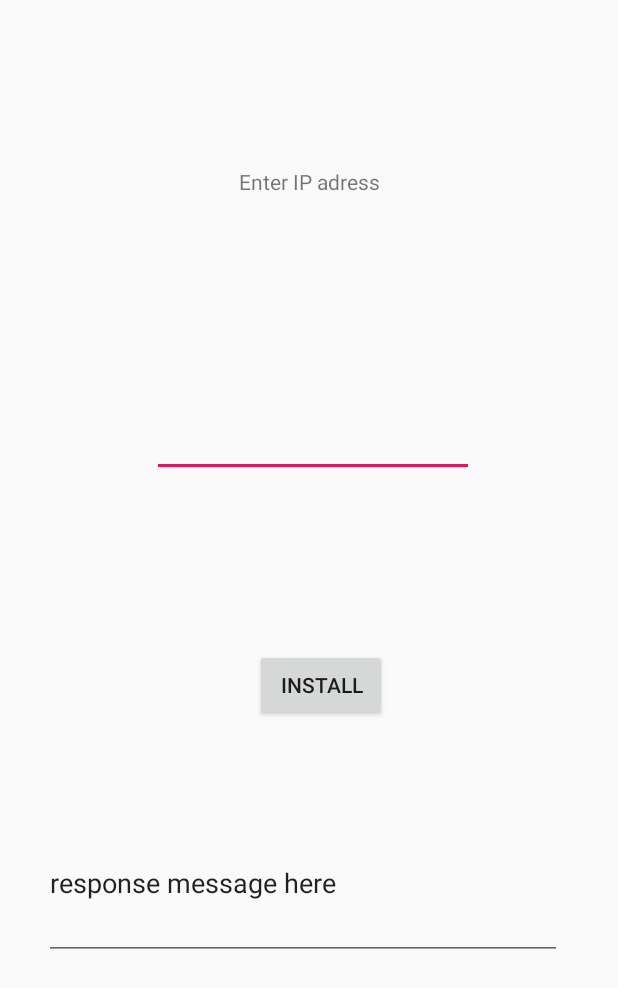
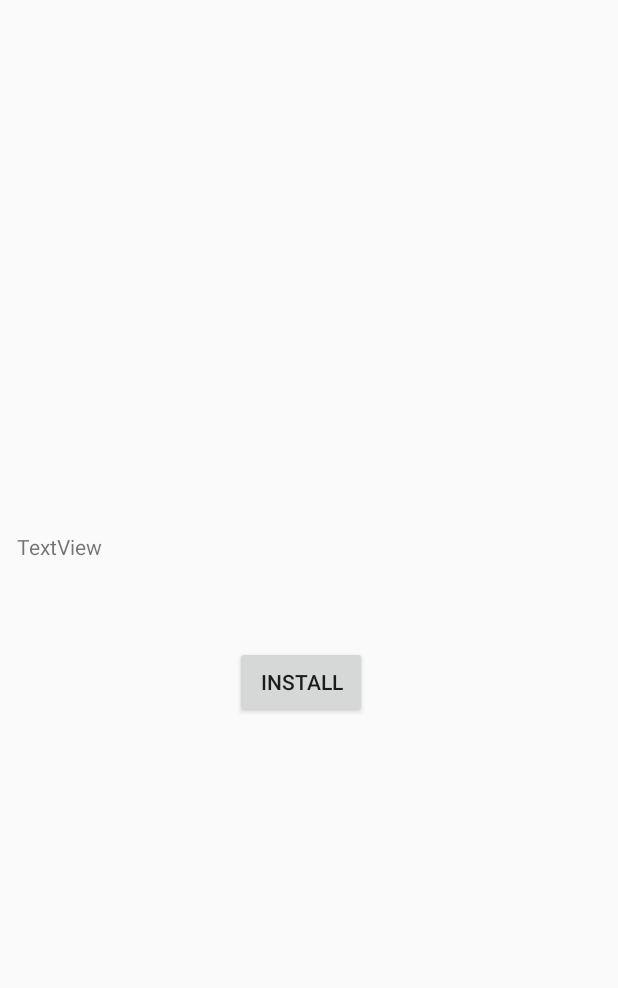
Before and after one commit to bj0rnar/PILocker, an Android app: the screen it shows after launch (MainActivity), on a phone screen of 412 x 824 dp. Shown: the top 988 px of the screen. Run offline under Robolectric (Android 15) with nearby library versions, the light colour scheme and no system bars; libraries missing offline, so code that uses them is left out: com.jcraft.jsch.

Commit message:
installation path

```diff
--- a/app/src/main/AndroidManifest.xml
+++ b/app/src/main/AndroidManifest.xml
@@ -2,8 +2,12 @@
 <manifest xmlns:android="http://schemas.android.com/apk/res/android"
     package="no.hiof.bjornap.pilocker">
 
+    <uses-permission android:name="android.permission.CHANGE_WIFI_STATE" />
     <uses-permission android:name="android.permission.INTERNET" />
     <uses-permission android:name="android.permission.ACCESS_NETWORK_STATE" />
+    <uses-permission android:name="android.permission.ACCESS_WIFI_STATE" />
+    <uses-permission android:name="android.permission.ACCESS_FINE_LOCATION" />
+    <uses-permission android:name="android.permission.ACCESS_COARSE_LOCATION" />
 
     <application
         android:allowBackup="true"
--- a/app/src/main/java/no/hiof/bjornap/pilocker/ConnectFragment.java
+++ b/app/src/main/java/no/hiof/bjornap/pilocker/ConnectFragment.java
@@ -1,32 +1,25 @@
 package no.hiof.bjornap.pilocker;
 
 
-import android.app.ProgressDialog;
 import android.os.Bundle;
 
 import androidx.annotation.NonNull;
 import androidx.annotation.Nullable;
 import androidx.fragment.app.Fragment;
-import androidx.lifecycle.MutableLiveData;
 import androidx.lifecycle.ViewModelProvider;
-import androidx.lifecycle.ViewModelProviders;
 import androidx.navigation.NavController;
 import androidx.navigation.Navigation;
-import no.hiof.bjornap.pilocker.Utility.SSHLogin;
 
-import android.se.omapi.Session;
 import android.view.LayoutInflater;
 import android.view.View;
 import android.view.ViewGroup;
 import android.widget.Button;
-import android.widget.ProgressBar;
 
 
 public class ConnectFragment extends Fragment {
 
     private Button connectBtn;
     private PageViewModel pvm = new PageViewModel();
-    private SSHLogin login = new SSHLogin();
 
     public ConnectFragment() {
         // Required empty public constructor
@@ -56,6 +49,7 @@ public class ConnectFragment extends Fragment {
          * NOTE: ViewModel can't keep session alive, network stuff on UI thread == epic failure
          */
 
+        pvm.setTest("Fra connect");
 
         int key = 1;
 
@@ -66,20 +60,5 @@ public class ConnectFragment extends Fragment {
         else if (key == 1){
             navController.navigate(R.id.action_connectFragment2_to_installFragment);
         }
-
-
-        /*
-        connectBtn = view.findViewById(R.id.connectButton);
-        connectBtn.setOnClickListener(new View.OnClickListener() {
-            @Override
-            public void onClick(View view) {
-                login.execute();
-
-                navController.navigate(R.id.action_connectFragment2_to_unlockFragment2);
-
-            }
-        });
-
-         */
     }
 }
--- a/app/src/main/java/no/hiof/bjornap/pilocker/PageViewModel.java
+++ b/app/src/main/java/no/hiof/bjornap/pilocker/PageViewModel.java
@@ -12,6 +12,17 @@ public class PageViewModel extends ViewModel {
      * Under construction, currently not working.
      */
 
+    private String test;
+
+    public String getTest() {
+        return test;
+    }
+
+    public void setTest(String test) {
+        this.test = test;
+    }
+
+
     private Session currentSession;
 
     public Session getCurrentSession() {
@@ -21,6 +32,8 @@ public class PageViewModel extends ViewModel {
     public void setCurrentSession(Session currentSession) {
         this.currentSession = currentSession;
     }
+
+
 }
 
     /* GRAVEYAAAAAAAAARD.
--- a/app/src/main/java/no/hiof/bjornap/pilocker/UnlockFragment.java
+++ b/app/src/main/java/no/hiof/bjornap/pilocker/UnlockFragment.java
@@ -6,17 +6,14 @@ import android.os.Bundle;
 import androidx.annotation.NonNull;
 import androidx.annotation.Nullable;
 import androidx.fragment.app.Fragment;
-import androidx.lifecycle.ViewModelProvider;
 import androidx.navigation.NavController;
 import androidx.navigation.Navigation;
-import no.hiof.bjornap.pilocker.Utility.SSHCommand;
 import no.hiof.bjornap.pilocker.Utility.SSHConnector;
 
 import android.view.LayoutInflater;
 import android.view.View;
 import android.view.ViewGroup;
 import android.widget.Button;
-import android.widget.TextView;
 
 
 /**
@@ -24,8 +21,6 @@ import android.widget.TextView;
  */
 public class UnlockFragment extends Fragment {
 
-    private PageViewModel pvm;
-    private SSHCommand cmd = new SSHCommand();
     private SSHConnector sshConnector = new SSHConnector();
 
     public UnlockFragment() {
@@ -37,7 +32,6 @@ public class UnlockFragment extends Fragment {
     public View onCreateView(LayoutInflater inflater, ViewGroup container,
                              Bundle savedInstanceState) {
         // Inflate the layout for this fragment
-        pvm = new ViewModelProvider(this).get(PageViewModel.class);
 
         return inflater.inflate(R.layout.fragment_unlock, container, false);
     }
--- a/app/src/main/java/no/hiof/bjornap/pilocker/Utility/SSHLogin.java
+++ /dev/null
@@ -1,48 +0,0 @@
-package no.hiof.bjornap.pilocker.Utility;
-
-import android.os.AsyncTask;
-import android.util.Log;
-
-import com.jcraft.jsch.JSch;
-import com.jcraft.jsch.JSchException;
-import com.jcraft.jsch.Session;
-
-import no.hiof.bjornap.pilocker.PageViewModel;
-
-public class SSHLogin extends AsyncTask<Void, Void, Session> {
-
-    private String user = "bjornar";
-    private String password = "toor";
-    private String host = "192.168.10.153";
-    private int port = 22;
-    private Session session = null;
-    private PageViewModel pvm = new PageViewModel();
-
-    @Override
-    protected Session doInBackground(Void... voids) {
-
-        try {
-            JSch jsch = new JSch();
-            session = jsch.getSession(user, host, port);
-            session.setPassword(password);
-            session.setConfig("StrictHostKeyChecking", "no");
-            session.setTimeout(10000);
-            session.connect();
-        }
-        catch (JSchException e){
-            Log.d("SSHLogin", e.getMessage());
-        }
-
-        if(session != null){
-            return this.session;
-        }
-        else {
-            return null;
-        }
-    }
-
-    @Override
-    protected void onPostExecute(Session session) {
-        pvm.setCurrentSession(session);
-    }
-}
--- /dev/null
+++ b/app/src/main/java/no/hiof/bjornap/pilocker/Utility/WiFiConnection.java
@@ -0,0 +1,5 @@
+package no.hiof.bjornap.pilocker.Utility;
+
+public interface WiFiConnection {
+    void connectToRPI();
+}
--- a/app/src/main/res/layout/fragment_install.xml
+++ b/app/src/main/res/layout/fragment_install.xml
@@ -15,50 +15,22 @@
             android:layout_height="wrap_content"
             android:layout_alignParentEnd="true"
             android:layout_alignParentBottom="true"
-            android:layout_marginEnd="154dp"
-            android:layout_marginBottom="343dp"
+            android:layout_marginEnd="167dp"
+            android:layout_marginBottom="345dp"
             android:text="Install" />
 
-        <EditText
-            android:id="@+id/install_edittext_ip"
+        <TextView
+            android:id="@+id/textView2"
             android:layout_width="wrap_content"
             android:layout_height="wrap_content"
             android:layout_alignParentStart="true"
             android:layout_alignParentEnd="true"
             android:layout_alignParentBottom="true"
-            android:autofillHints="127.0.0.1"
-            android:layout_marginStart="101dp"
-            android:layout_marginEnd="96dp"
-            android:layout_marginBottom="506dp"
-            android:ems="10"
-            android:inputType="number|numberDecimal"
-            android:digits="0123456789."/>
-
-        <TextView
-            android:id="@+id/textView2"
-            android:layout_width="wrap_content"
-            android:layout_height="22dp"
-            android:layout_above="@+id/install_edittext_ip"
-            android:layout_alignParentStart="true"
-            android:layout_alignParentTop="true"
-            android:layout_alignParentEnd="true"
-            android:layout_marginStart="159dp"
-            android:layout_marginTop="111dp"
-            android:layout_marginEnd="132dp"
-            android:layout_marginBottom="48dp"
-            android:text="Enter IP adress" />
-
-        <EditText
-            android:id="@+id/install_response_message"
-            android:layout_width="345dp"
-            android:layout_height="102dp"
-            android:layout_alignParentEnd="true"
-            android:layout_alignParentBottom="true"
-            android:layout_marginEnd="37dp"
-            android:layout_marginBottom="184dp"
-            android:ems="10"
-            android:inputType="textPersonName"
-            android:text="response message here" />
+            android:layout_marginStart="11dp"
+            android:layout_marginEnd="13dp"
+            android:layout_marginBottom="450dp"
+            android:text="TextView"
+            tools:text="@string/install_guide" />
 
     </RelativeLayout>
 
--- a/app/src/main/res/values/strings.xml
+++ b/app/src/main/res/values/strings.xml
@@ -5,4 +5,5 @@
     <!-- TODO: Remove or change this placeholder text -->
     <string name="hello_blank_fragment">Hello blank fragment</string>
     <string name="connecting">Connecting…</string>
+    <string name="install_guide">No device found. Connect the lock to a power supply before pressing install</string>
 </resources>
```
Also changed, not shown: app/src/main/java/no/hiof/bjornap/pilocker/InstallFragment.java (+55 -28 lines), app/src/main/java/no/hiof/bjornap/pilocker/MainActivity.java (+9 -4 lines), app/src/main/java/no/hiof/bjornap/pilocker/Utility/SSHCommand.java (deleted, +0 -40 lines).
